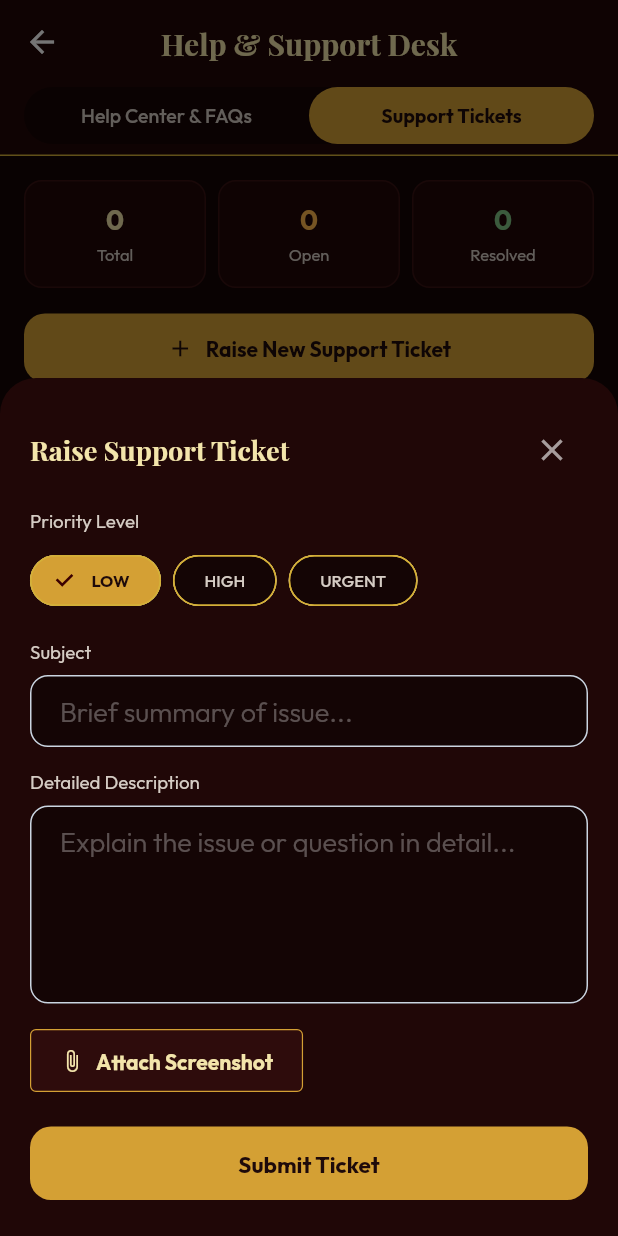
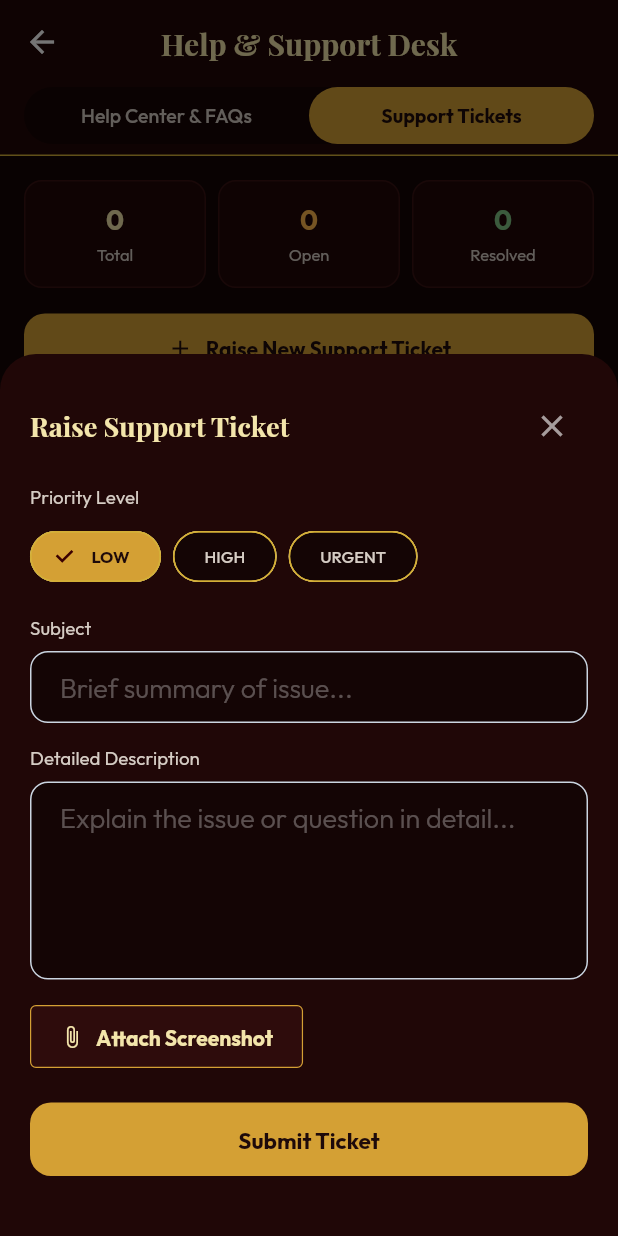
Before and after one commit to artic0909/ranimatrimonial-app, a Flutter app: the RaniHelpSupportScreen screen opened directly, after a tap on "Support Tickets", after a tap on "Raise New Support Ticket", on a phone screen of 412 x 824 dp. Run offline on Flutter 3.47's test engine with Material 3 defaults, Android fonts, the phone set to English and light mode, and no system bars; our stand-ins replace firebase_core, firebase_messaging, flutter_local_notifications, google_fonts, image_cropper, image_picker and 4 more; missing offline and left inert: razorpay_flutter; accounts and stored records are empty; network calls fail.

Commit message:
fix(ui): resolve system navigation bar overlap across all modals, bottom sheets, and navigation bars

```diff
--- a/lib/screens/help_support_screen.dart
+++ b/lib/screens/help_support_screen.dart
@@ -103,6 +103,7 @@ class _RaniHelpSupportScreenState extends State<RaniHelpSupportScreen> {
     showModalBottomSheet(
       context: context,
       isScrollControlled: true,
+      useSafeArea: true,
       backgroundColor: const Color(0xFF200707),
       shape: const RoundedRectangleBorder(
         borderRadius: BorderRadius.vertical(top: Radius.circular(24)),
@@ -110,9 +111,15 @@ class _RaniHelpSupportScreenState extends State<RaniHelpSupportScreen> {
       builder: (ctx) {
         return StatefulBuilder(
           builder: (context, setSheetState) {
-            return Padding(
+            return SafeArea(
+              top: false,
+              child: Padding(
                 padding: EdgeInsets.only(
-                bottom: MediaQuery.of(ctx).viewInsets.bottom + 24,
+                  bottom: MediaQuery.of(ctx).viewInsets.bottom > 0
+                      ? MediaQuery.of(ctx).viewInsets.bottom + 16
+                      : (MediaQuery.of(ctx).viewPadding.bottom > 0
+                          ? MediaQuery.of(ctx).viewPadding.bottom + 16
+                          : 24),
                   left: 20,
                   right: 20,
                   top: 24,
@@ -265,7 +272,9 @@ class _RaniHelpSupportScreenState extends State<RaniHelpSupportScreen> {
                         ),
                       ),
                     ),
+                    const SizedBox(height: 16),
                   ],
+                ),
               ),
             ),
           );
--- a/lib/screens/profile/edit_section_modal.dart
+++ b/lib/screens/profile/edit_section_modal.dart
@@ -39,6 +39,7 @@ class RaniSectionEditModal extends StatefulWidget {
     return showModalBottomSheet<bool>(
       context: context,
       isScrollControlled: true,
+      useSafeArea: true,
       backgroundColor: Colors.transparent,
       builder: (ctx) => RaniSectionEditModal(
         section: section,
@@ -1060,6 +1061,7 @@ class _RaniSectionEditModalState extends State<RaniSectionEditModal> {
                                 ),
                         ),
                       ),
+                      const SizedBox(height: 16),
                     ],
                   ),
                 ),
```
Also changed, not shown: lib/components/rani_report_modal.dart (+8 -1 lines), lib/screens/auth/register_screen.dart (+6 -2 lines), lib/screens/connections/accepted_screen.dart (+13 -2 lines), lib/screens/main_navigation_screen.dart (+6 -3 lines), lib/screens/onboarding_screen.dart (+14 -6 lines), lib/screens/others/support.dart (+9 -1 lines), lib/screens/wallet/transactions.dart (+6 -1 lines), lib/services/razorpay_service.dart (+15 -2 lines). Lines whose indentation alone changed are shown as unchanged.
